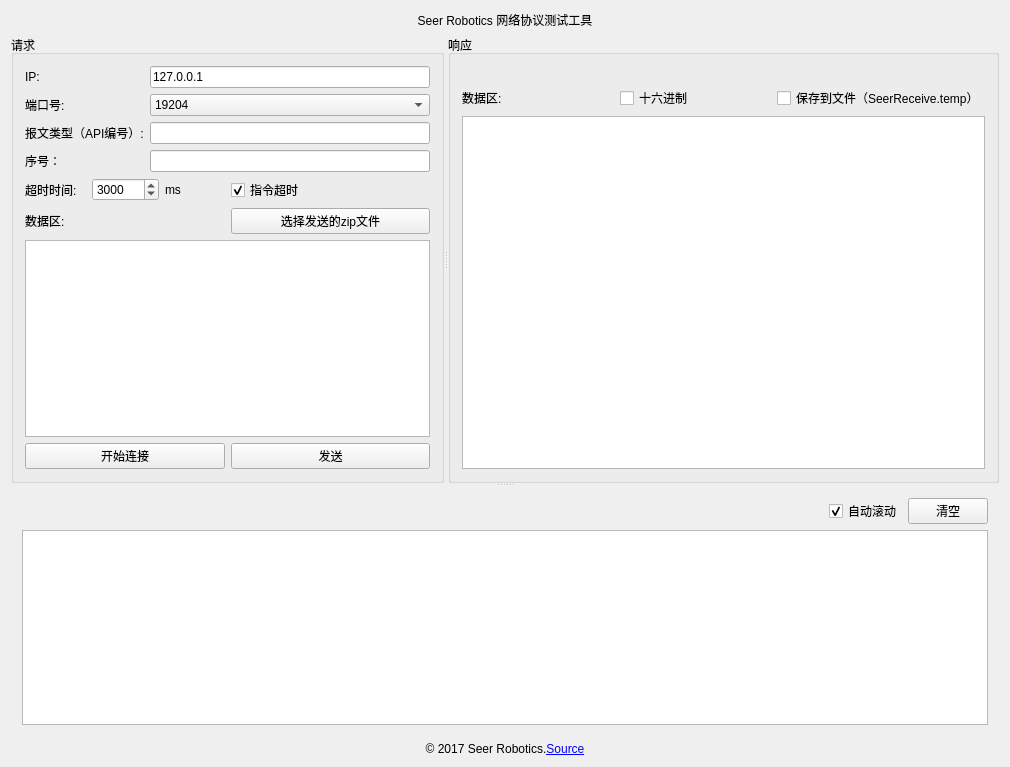
Before: the Qt Designer form SCTcpToolWidget.ui in seer-robotics/SeerTCPTest, drawn with Qt 5.
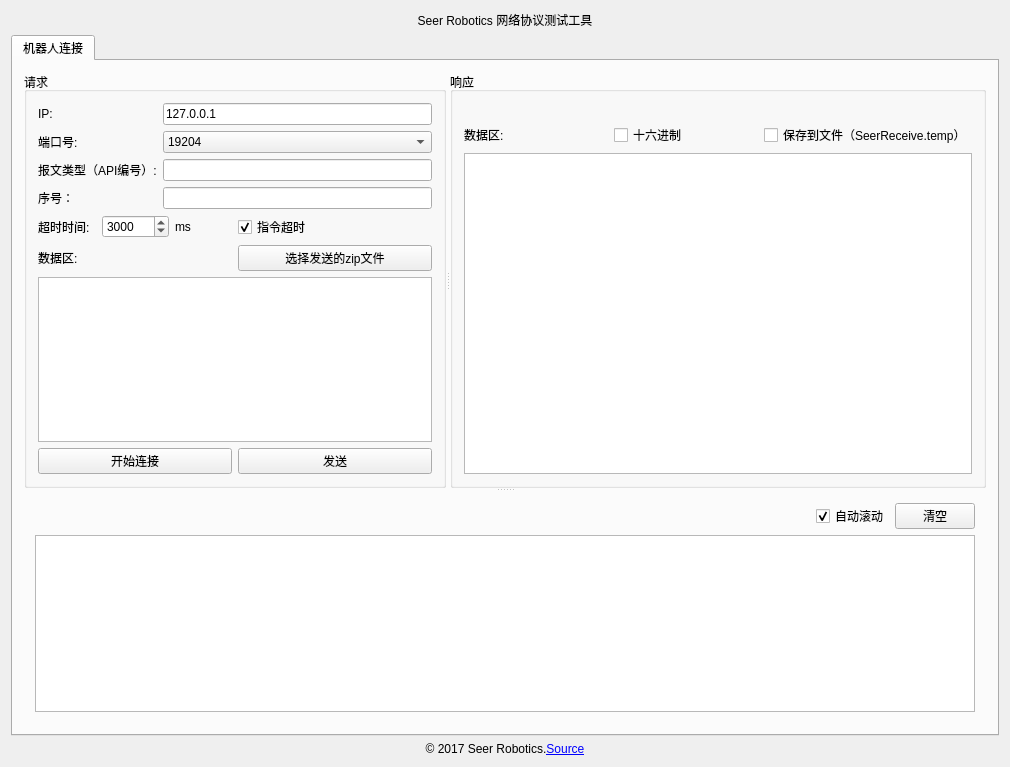
After: the same form once the commit is applied.

Patch:
```diff
--- a/SCTcpToolWidget.ui
+++ b/SCTcpToolWidget.ui
@@ -34,6 +34,16 @@
     </widget>
    </item>
    <item>
+    <widget class="QTabWidget" name="tabWidget">
+     <property name="currentIndex">
+      <number>0</number>
+     </property>
+     <widget class="QWidget" name="tab">
+      <attribute name="title">
+       <string>机器人连接</string>
+      </attribute>
+      <layout class="QVBoxLayout" name="verticalLayout_5">
+       <item>
     <widget class="QSplitter" name="splitter_2">
      <property name="orientation">
       <enum>Qt::Vertical</enum>
@@ -306,7 +316,7 @@
        </layout>
       </widget>
      </widget>
-     <widget class="QWidget" name="layoutWidget">
+         <widget class="QWidget" name="">
       <layout class="QVBoxLayout" name="verticalLayout_3">
        <item>
         <layout class="QHBoxLayout" name="horizontalLayout_2">
@@ -347,6 +357,10 @@
          <property name="readOnly">
           <bool>true</bool>
          </property>
+            </widget>
+           </item>
+          </layout>
+         </widget>
         </widget>
        </item>
       </layout>
```
Lines whose indentation alone changed are shown as unchanged.
